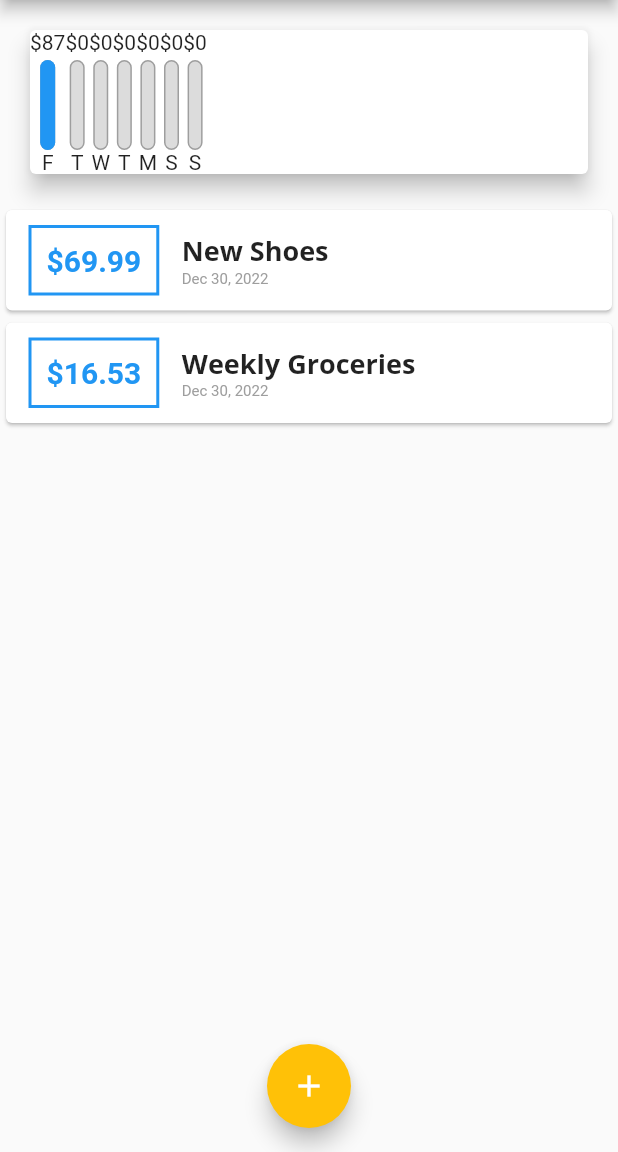
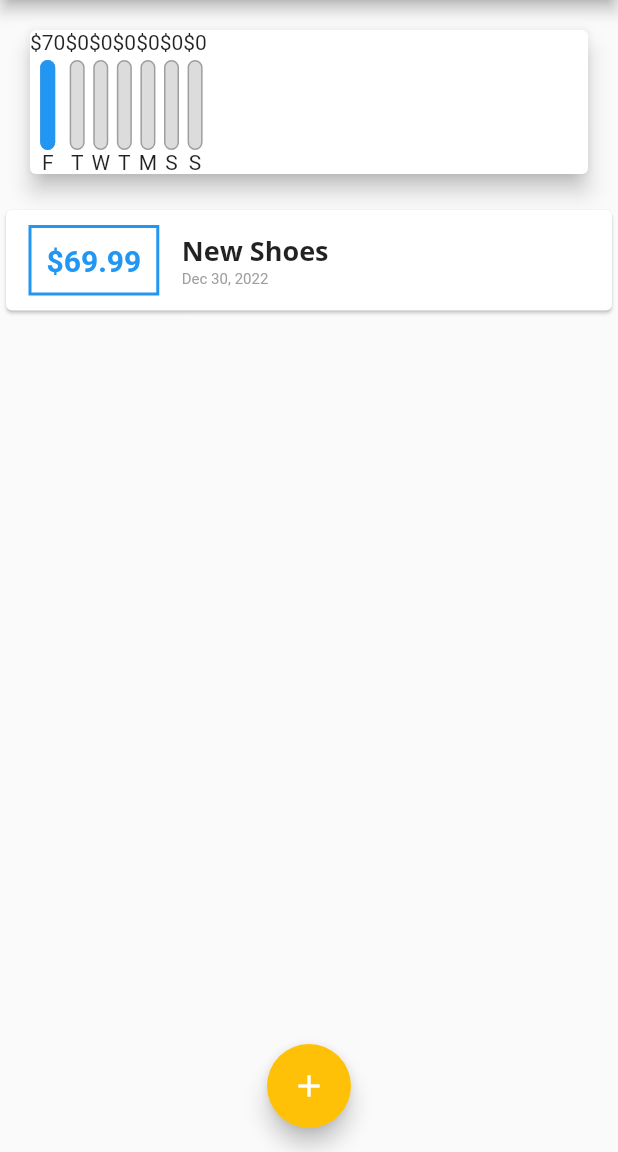
Before and after one commit to Azuos0/flutter-personal-expenses-app, a Flutter app: the screen it shows after launch, on a phone screen of 412 x 824 dp, the part 84-1236 px from its top. Run offline on Flutter 3.47's test engine with Material 2 defaults, Android fonts, the phone set to English and light mode, and no system bars.

Commit message:
fixing problem when showing amount per day

```diff
--- a/lib/main.dart
+++ b/lib/main.dart
@@ -53,12 +53,12 @@ class _MyHomePageState extends State<MyHomePage> {
       amount: 69.99,
       date: DateTime.now(),
     ),
-    Transaction(
-      id: 't2',
-      title: 'Weekly Groceries',
-      amount: 16.53,
-      date: DateTime.now(),
-    )
+    // Transaction(
+    //   id: 't2',
+    //   title: 'Weekly Groceries',
+    //   amount: 16.53,
+    //   date: DateTime.now(),
+    // )
   ];
 
   List<Transaction> get _recentTransactions {
--- a/lib/widgets/charts.dart
+++ b/lib/widgets/charts.dart
@@ -12,12 +12,14 @@ class Chart extends StatelessWidget {
   });
 
   List<Map<String, Object>> get groupedTransactionValues {
+    print('================= start ================');
     return List.generate(7, (index) {
       final weekDay = DateTime.now().subtract(Duration(days: index));
       var totalSum = 0.0;
 
       for (var tx in recentTransactions) {
-        if (tx.date.difference(weekDay).inDays == 0) {
+        if (tx.date.difference(weekDay).inDays == 0 &&
+            tx.date.day == weekDay.day) {
           totalSum += tx.amount;
         }
       }
@@ -45,7 +47,9 @@ class Chart extends StatelessWidget {
         return ChartBar(
           label: data['day'] as String,
           spendingAmount: data['amount'] as double,
-          spendingPctOfTotal: (data['amount'] as double) / totalSpending,
+          spendingPctOfTotal: totalSpending == 0.0
+              ? 0.0
+              : (data['amount'] as double) / totalSpending,
         );
       }).toList()),
     );
```
